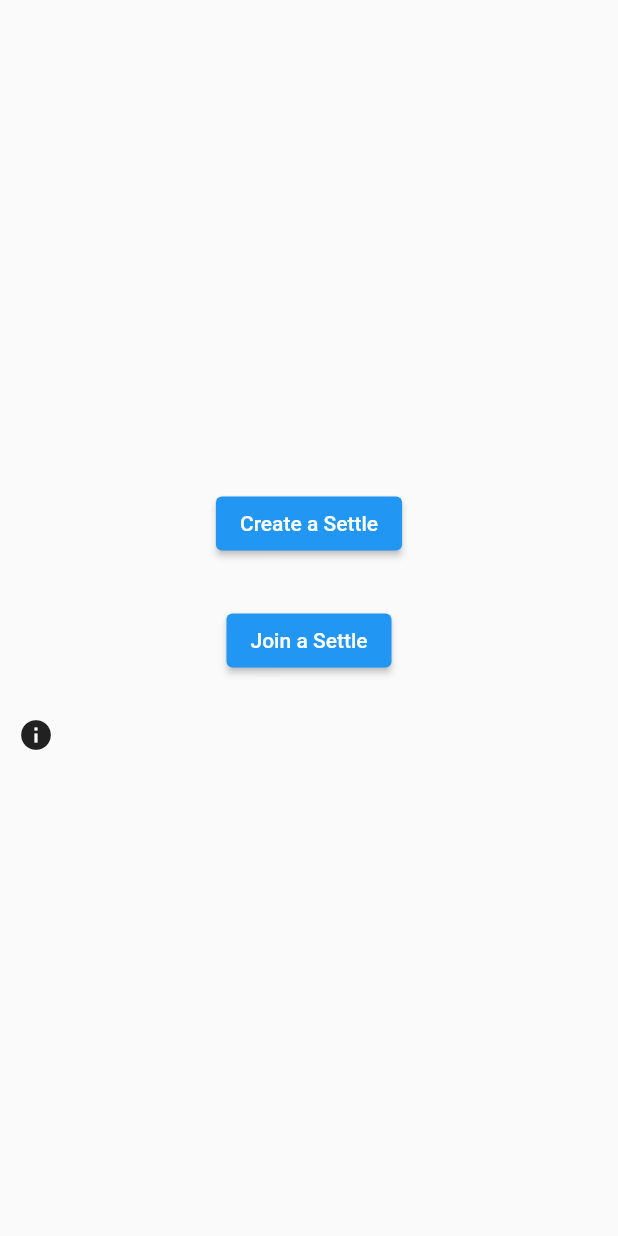
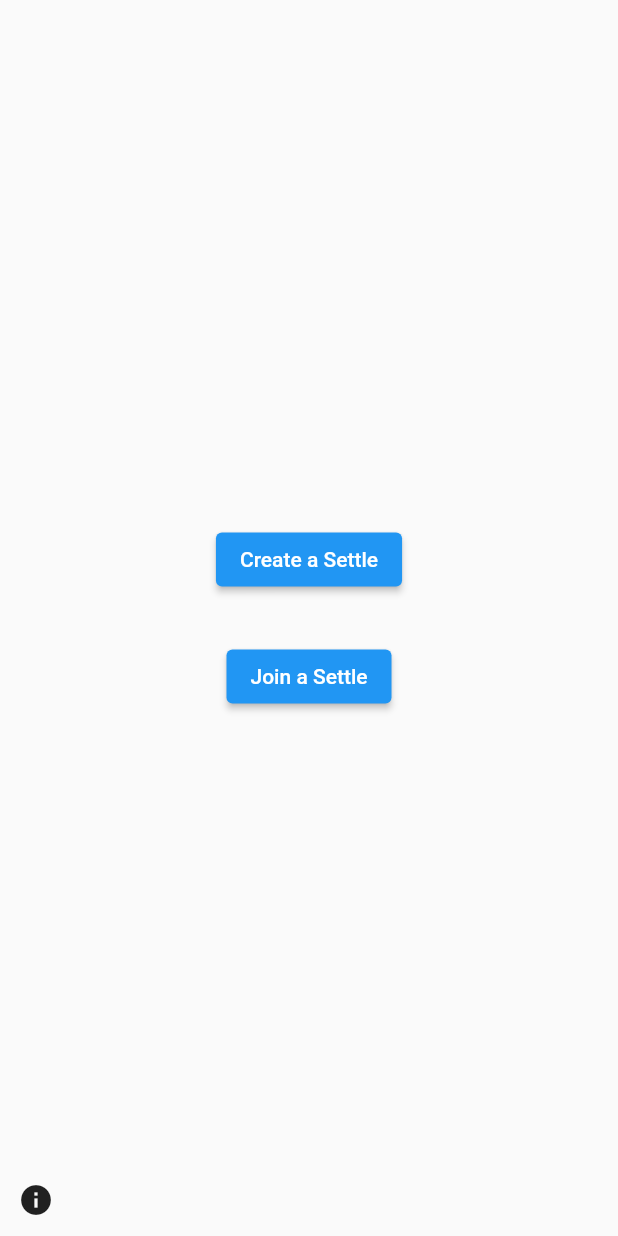
Before and after one commit to lilbroadam/Settle, a Flutter app: the screen it shows after launch, on a phone screen of 412 x 824 dp. Run offline on Flutter 3.47's test engine with Material 2 defaults, Android fonts, the phone set to English and light mode, and no system bars.

Commit message:
Move the info button to the bottom left of the home screen

```diff
--- a/lib/main.dart
+++ b/lib/main.dart
@@ -77,11 +77,15 @@ class _SettleHomePageState extends State<SettleHomePage> {
     final buttonMargin = EdgeInsets.all(15.0);
 
     return Scaffold(
-      body: Center(
-        child: Column(
+      body: Column(
         mainAxisAlignment: MainAxisAlignment.center,
         children: <Widget>[
+          Expanded(
+            child: Stack(
+              alignment: Alignment.center,
+              children: <Widget>[
                 Column(
+                  mainAxisSize: MainAxisSize.min, // Size to only needed space
                   children: <Widget>[
                     Container(
                       margin: buttonMargin,
@@ -90,7 +94,7 @@ class _SettleHomePageState extends State<SettleHomePage> {
                     Container(
                       margin: buttonMargin,
                       child: joinSettleButton,
-                ),
+                    )
                   ],
                 ),
                 Align(
@@ -104,6 +108,8 @@ class _SettleHomePageState extends State<SettleHomePage> {
               ],
             ),
           ),
+        ],
+      ),
     );
   }
 }
```
Lines whose indentation alone changed are shown as unchanged.
